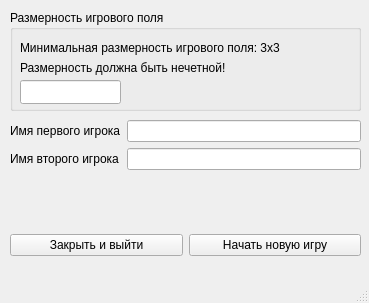
First picture: the form in mainwindow.ui, repository olegtemirbulatov/tictactoe, before the edit.
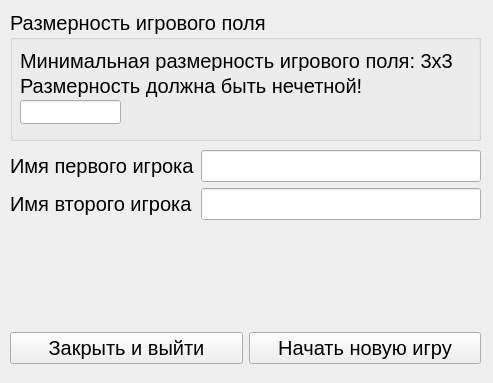
Second picture: the form after the edit.

Commit message: Edited fonts, added scrollbar

Patch:
```diff
--- a/mainwindow.ui
+++ b/mainwindow.ui
@@ -6,21 +6,24 @@
    <rect>
     <x>0</x>
     <y>0</y>
-    <width>369</width>
-    <height>303</height>
+    <width>493</width>
+    <height>383</height>
    </rect>
   </property>
   <property name="windowTitle">
    <string/>
   </property>
   <widget class="QWidget" name="centralwidget">
+   <property name="enabled">
+    <bool>true</bool>
+   </property>
    <widget class="QWidget" name="verticalLayoutWidget">
     <property name="geometry">
      <rect>
       <x>10</x>
       <y>10</y>
-      <width>351</width>
-      <height>101</height>
+      <width>471</width>
+      <height>131</height>
      </rect>
     </property>
     <layout class="QVBoxLayout" name="verticalLayout">
@@ -29,6 +32,11 @@
      </property>
      <item>
       <widget class="QGroupBox" name="groupBox">
+       <property name="font">
+        <font>
+         <pointsize>15</pointsize>
+        </font>
+       </property>
        <property name="title">
         <string>Размерность игрового поля</string>
        </property>
@@ -42,9 +50,9 @@
         <property name="geometry">
          <rect>
           <x>10</x>
-          <y>30</y>
-          <width>261</width>
-          <height>16</height>
+          <y>40</y>
+          <width>451</width>
+          <height>21</height>
          </rect>
         </property>
         <property name="text">
@@ -55,11 +63,16 @@
         <property name="geometry">
          <rect>
           <x>10</x>
-          <y>50</y>
-          <width>261</width>
-          <height>16</height>
+          <y>60</y>
+          <width>451</width>
+          <height>31</height>
          </rect>
         </property>
+        <property name="font">
+         <font>
+          <pointsize>15</pointsize>
+         </font>
+        </property>
         <property name="text">
          <string>Размерность должна быть нечетной!</string>
         </property>
@@ -68,7 +81,7 @@
         <property name="geometry">
          <rect>
           <x>10</x>
-          <y>70</y>
+          <y>90</y>
           <width>101</width>
           <height>24</height>
          </rect>
@@ -85,17 +98,32 @@
     <property name="geometry">
      <rect>
       <x>10</x>
-      <y>120</y>
-      <width>351</width>
-      <height>101</height>
+      <y>150</y>
+      <width>471</width>
+      <height>171</height>
      </rect>
     </property>
     <layout class="QGridLayout" name="gridLayout">
      <item row="1" column="1">
-      <widget class="QLineEdit" name="secondPlayerName"/>
+      <widget class="QLineEdit" name="secondPlayerName">
+       <property name="enabled">
+        <bool>true</bool>
+       </property>
+       <property name="font">
+        <font>
+         <pointsize>15</pointsize>
+        </font>
+       </property>
+      </widget>
      </item>
      <item row="0" column="1">
-      <widget class="QLineEdit" name="firstPlayerName"/>
+      <widget class="QLineEdit" name="firstPlayerName">
+       <property name="font">
+        <font>
+         <pointsize>15</pointsize>
+        </font>
+       </property>
+      </widget>
      </item>
      <item row="2" column="0">
       <spacer name="verticalSpacer">
@@ -105,13 +133,18 @@
        <property name="sizeHint" stdset="0">
         <size>
          <width>20</width>
-         <height>40</height>
+         <height>30</height>
         </size>
        </property>
       </spacer>
      </item>
      <item row="0" column="0">
       <widget class="QLabel" name="label_3">
+       <property name="font">
+        <font>
+         <pointsize>15</pointsize>
+        </font>
+       </property>
        <property name="text">
         <string>Имя первого игрока</string>
        </property>
@@ -119,6 +152,11 @@
      </item>
      <item row="1" column="0">
       <widget class="QLabel" name="label_4">
+       <property name="font">
+        <font>
+         <pointsize>15</pointsize>
+        </font>
+       </property>
        <property name="text">
         <string>Имя второго игрока</string>
        </property>
@@ -130,14 +168,19 @@
     <property name="geometry">
      <rect>
       <x>10</x>
-      <y>230</y>
-      <width>351</width>
-      <height>31</height>
+      <y>330</y>
+      <width>471</width>
+      <height>37</height>
      </rect>
     </property>
     <layout class="QHBoxLayout" name="horizontalLayout">
      <item>
       <widget class="QPushButton" name="pushButton">
+       <property name="font">
+        <font>
+         <pointsize>15</pointsize>
+        </font>
+       </property>
        <property name="text">
         <string>Закрыть и выйти</string>
        </property>
@@ -145,6 +188,11 @@
      </item>
      <item>
       <widget class="QPushButton" name="pushButton_2">
+       <property name="font">
+        <font>
+         <pointsize>15</pointsize>
+        </font>
+       </property>
        <property name="text">
         <string>Начать новую игру</string>
        </property>
@@ -153,7 +201,6 @@
     </layout>
    </widget>
   </widget>
-  <widget class="QStatusBar" name="statusBar"/>
  </widget>
  <resources/>
  <connections/>
```
The commit also changes 20 other files.
